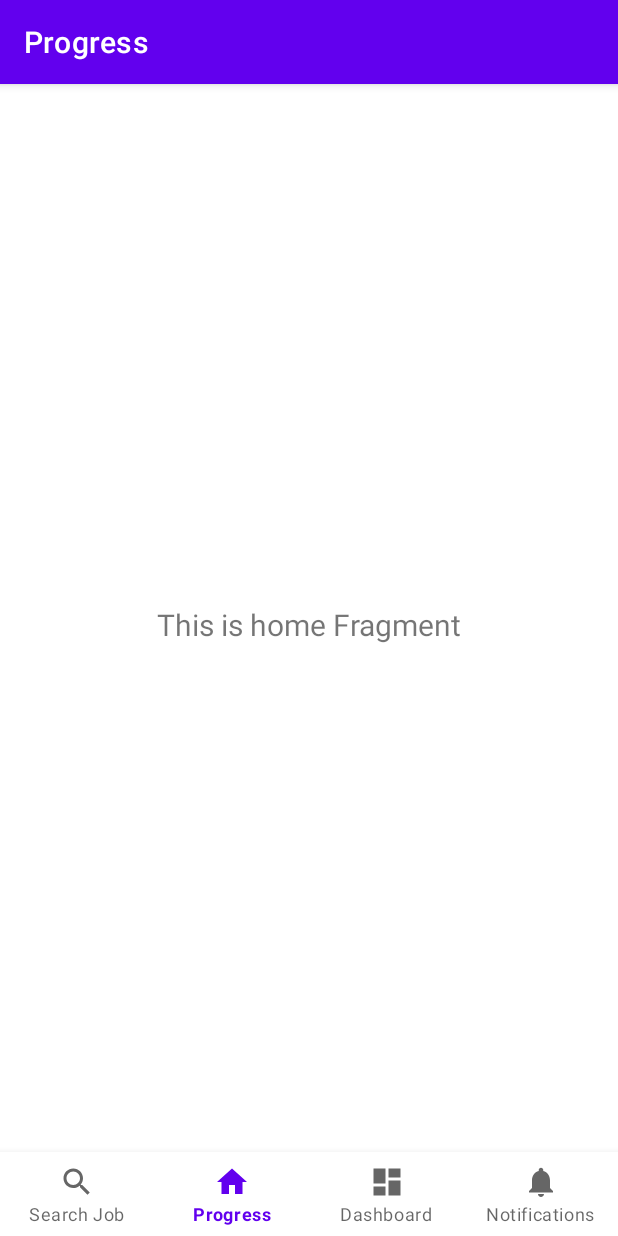
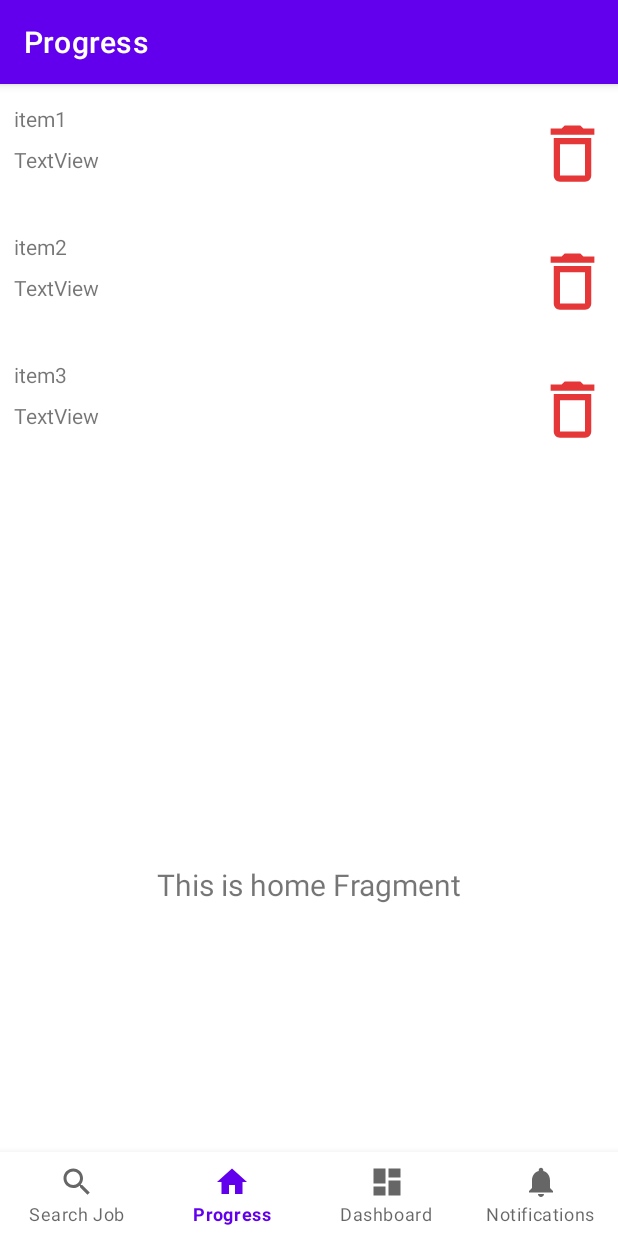
Before and after one commit to zheyang123/ApprenticeStreet, an Android app: the screen it shows after launch (MainActivity), on a phone screen of 412 x 824 dp. Run offline under Robolectric (Android 15) with nearby library versions, the phone set to English and light mode, and no system bars; our stand-ins replace Firebase (no records; nobody signed in at launch, a user with empty details on screens opened directly), data binding, navigation-ui.

Commit message:
add company applied recycle

```diff
--- /dev/null
+++ b/app/src/main/java/my/rjtechnology/apprenticestreet/ui/adapters/AppiledCompanyProgressAdapter.kt
@@ -0,0 +1,35 @@
+package my.rjtechnology.apprenticestreet.ui.adapters
+import android.view.LayoutInflater
+import android.view.View
+import android.view.ViewGroup
+import android.widget.TextView
+import androidx.lifecycle.LifecycleOwner
+import androidx.recyclerview.widget.RecyclerView
+import my.rjtechnology.apprenticestreet.R
+
+class AppiledCompanyProgressAdapter(private val context: LifecycleOwner, private val data: List<String>) :
+    RecyclerView.Adapter<AppiledCompanyProgressAdapter.ViewHolder>() {
+
+
+        override fun onCreateViewHolder(parent: ViewGroup, viewType: Int): ViewHolder {
+            val view = LayoutInflater.from(parent.context).inflate(R.layout.progress_card_view, parent, false)
+            return ViewHolder(view)
+        }
+
+        override fun onBindViewHolder(holder: ViewHolder, position: Int) {
+            val item = data[position]
+            holder.bind(item)
+        }
+
+        override fun getItemCount(): Int {
+            return data.size
+        }
+
+        inner class ViewHolder(itemView: View) : RecyclerView.ViewHolder(itemView) {
+            private val textView: TextView = itemView.findViewById(R.id.pgCradViewCompanyName)
+
+            fun bind(item: String) {
+                textView.text = item
+            }
+        }
+    }
--- a/app/src/main/java/my/rjtechnology/apprenticestreet/ui/progress/ProgressViewModel.kt
+++ b/app/src/main/java/my/rjtechnology/apprenticestreet/ui/progress/ProgressViewModel.kt
@@ -9,5 +9,10 @@ class ProgressViewModel : ViewModel() {
     private val _text = MutableLiveData<String>().apply {
         value = "This is home Fragment"
     }
+    private val _companyName = MutableLiveData<List<String>>().apply {
+        value = listOf("item1", "item2", "item3")
+    }
+    val company = listOf("item1", "item2", "item3")
     val text: LiveData<String> = _text
+    val companyName: LiveData<List<String>> = _companyName
 }
--- a/app/src/main/java/my/rjtechnology/apprenticestreet/ui/progress/progressFragment.kt
+++ b/app/src/main/java/my/rjtechnology/apprenticestreet/ui/progress/progressFragment.kt
@@ -7,12 +7,15 @@ import android.view.ViewGroup
 import android.widget.TextView
 import androidx.fragment.app.Fragment
 import androidx.lifecycle.ViewModelProvider
+import androidx.recyclerview.widget.LinearLayoutManager
+import androidx.recyclerview.widget.RecyclerView
 import my.rjtechnology.apprenticestreet.databinding.FragmentProgressBinding
+import my.rjtechnology.apprenticestreet.ui.adapters.AppiledCompanyProgressAdapter
 
 class progressFragment : Fragment() {
 
     private var _binding: FragmentProgressBinding? = null
-
+    private lateinit var viewModel: ProgressViewModel
     // This property is only valid between onCreateView and
     // onDestroyView.
     private val binding get() = _binding!!
@@ -27,7 +30,14 @@ class progressFragment : Fragment() {
 
         _binding = FragmentProgressBinding.inflate(inflater, container, false)
         val root: View = binding.root
+        val companyRecycler:RecyclerView = binding.comapanyRecycle
+        val layoutManager = LinearLayoutManager(activity)
+        //layoutManager.setItemSpacing(10) // 设置 Item 间距
 
+        companyRecycler.layoutManager = layoutManager
+        companyRecycler.setHasFixedSize(true)
+        viewModel = ViewModelProvider(requireParentFragment())[ProgressViewModel::class.java]
+        companyRecycler.adapter=AppiledCompanyProgressAdapter(viewLifecycleOwner,viewModel.company)
         val textView: TextView = binding.textHome
         progressViewModel.text.observe(viewLifecycleOwner) {
             textView.text = it
--- /dev/null
+++ b/app/src/main/res/drawable-anydpi/ic_delete.xml
@@ -0,0 +1,11 @@
+<vector xmlns:android="http://schemas.android.com/apk/res/android"
+    android:width="24dp"
+    android:height="24dp"
+    android:viewportWidth="24"
+    android:viewportHeight="24"
+    android:tint="#DE0505"
+    android:alpha="0.8">
+  <path
+      android:fillColor="@android:color/white"
+      android:pathData="M6,19c0,1.1 0.9,2 2,2h8c1.1,0 2,-0.9 2,-2L18,7L6,7v12zM8,9h8v10L8,19L8,9zM15.5,4l-1,-1h-5l-1,1L5,4v2h14L19,4z"/>
+</vector>
--- a/app/src/main/res/layout/fragment_progress.xml
+++ b/app/src/main/res/layout/fragment_progress.xml
@@ -15,13 +15,21 @@
             android:layout_width="match_parent"
             android:layout_height="wrap_content"
             android:layout_marginStart="8dp"
-            android:layout_marginTop="8dp"
             android:layout_marginEnd="8dp"
             android:textAlignment="center"
             android:textSize="20sp"
             app:layout_constraintBottom_toBottomOf="parent"
             app:layout_constraintEnd_toEndOf="parent"
             app:layout_constraintStart_toStartOf="parent"
+            app:layout_constraintTop_toBottomOf="@+id/comapanyRecycle" />
+
+        <androidx.recyclerview.widget.RecyclerView
+            android:id="@+id/comapanyRecycle"
+            android:layout_width="409dp"
+            android:layout_height="354dp"
+            android:layout_marginStart="1dp"
+            android:layout_marginTop="1dp"
+            app:layout_constraintStart_toStartOf="parent"
             app:layout_constraintTop_toTopOf="parent" />
 
     </androidx.constraintlayout.widget.ConstraintLayout>
--- /dev/null
+++ b/app/src/main/res/layout/progress_card_view.xml
@@ -0,0 +1,51 @@
+<?xml version="1.0" encoding="utf-8"?>
+<androidx.constraintlayout.widget.ConstraintLayout xmlns:android="http://schemas.android.com/apk/res/android"
+    xmlns:app="http://schemas.android.com/apk/res-auto"
+    xmlns:tools="http://schemas.android.com/tools"
+    android:layout_width="match_parent"
+    android:layout_height="wrap_content">
+
+    <androidx.constraintlayout.widget.ConstraintLayout
+        android:id="@+id/cardView2"
+        android:layout_width="0dp"
+        android:layout_height="wrap_content"
+        android:layout_marginTop="4dp"
+        app:layout_constraintEnd_toEndOf="parent"
+        app:layout_constraintStart_toStartOf="parent"
+        app:layout_constraintTop_toTopOf="parent">
+
+        <TextView
+            android:id="@+id/pgCradViewCompanyName"
+            android:layout_width="wrap_content"
+            android:layout_height="wrap_content"
+            android:layout_marginStart="8dp"
+            android:layout_marginTop="8dp"
+            android:text="TextView"
+            app:layout_constraintStart_toStartOf="parent"
+            app:layout_constraintTop_toTopOf="parent" />
+
+        <TextView
+            android:id="@+id/textView10"
+            android:layout_width="wrap_content"
+            android:layout_height="wrap_content"
+            android:layout_marginStart="8dp"
+            android:layout_marginTop="8dp"
+            android:text="TextView"
+            app:layout_constraintStart_toStartOf="parent"
+            app:layout_constraintTop_toBottomOf="@+id/pgCradViewCompanyName" />
+
+        <ImageView
+            android:id="@+id/imageView"
+            android:layout_width="50dp"
+            android:layout_height="50dp"
+            android:layout_marginTop="16dp"
+            android:layout_marginEnd="4dp"
+            android:layout_marginBottom="15dp"
+            app:layout_constraintBottom_toBottomOf="parent"
+            app:layout_constraintEnd_toEndOf="parent"
+            app:layout_constraintTop_toTopOf="parent"
+            app:layout_constraintVertical_bias="0.0"
+            app:srcCompat="@drawable/ic_delete" />
+
+    </androidx.constraintlayout.widget.ConstraintLayout>
+</androidx.constraintlayout.widget.ConstraintLayout>
```
Also changed, not shown: app/src/main/res/drawable-hdpi/ic_delete.png (added), app/src/main/res/drawable-mdpi/ic_delete.png (added), app/src/main/res/drawable-xhdpi/ic_delete.png (added), app/src/main/res/drawable-xxhdpi/ic_delete.png (added).
